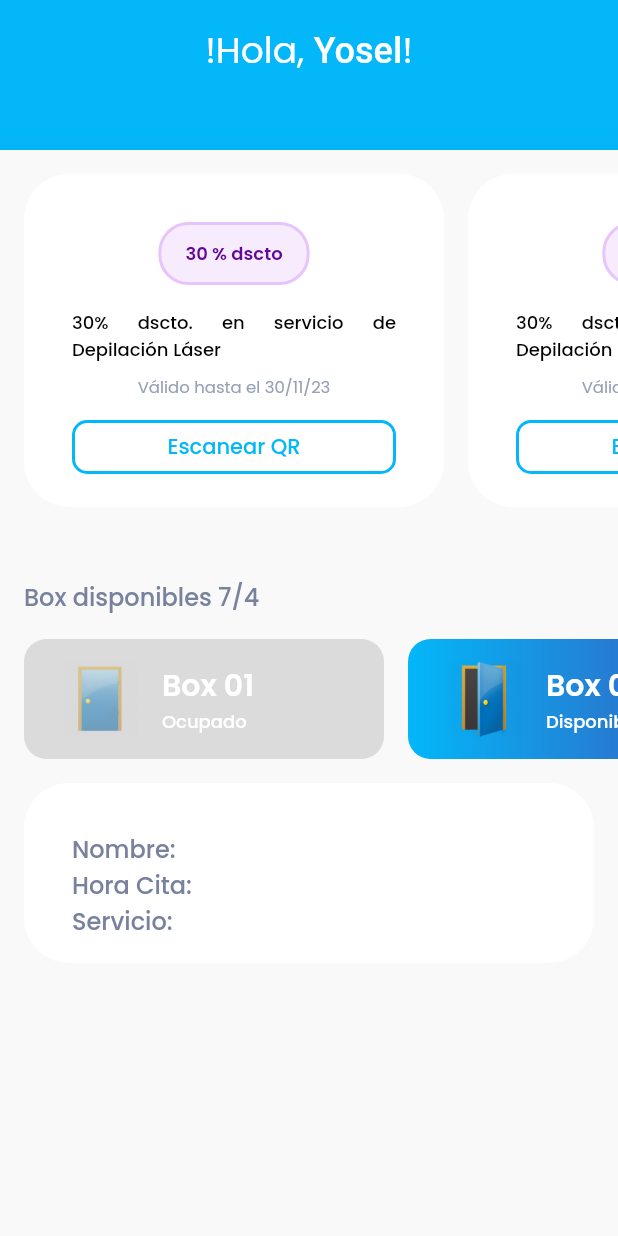
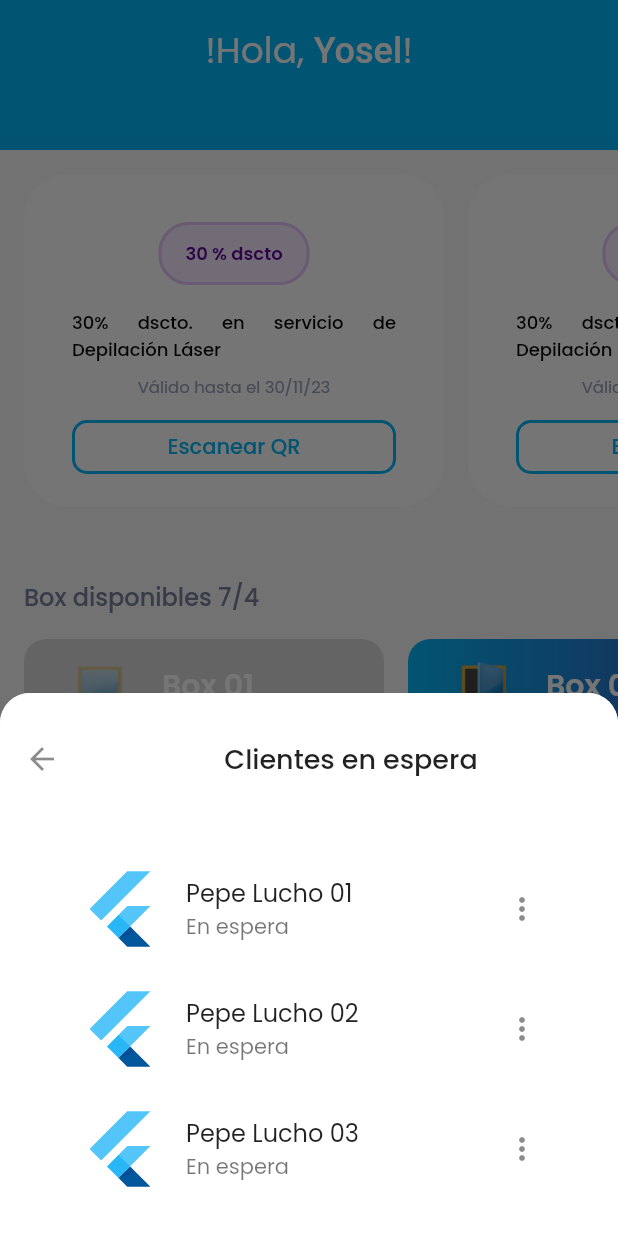
Before and after one commit to depilzone-repository/disabled-app2, a Flutter app: the MobileHomeScreen widget shown alone on an empty page, opened directly, after a tap on an icon or button, on a phone screen of 412 x 824 dp. Run offline on Flutter 3.47's test engine with Material 2 defaults, Android fonts, the phone set to English and light mode, and no system bars; our stand-ins replace flutter_svg.

Commit message:
30112023 1849

```diff
--- a/lib/Screens/Home/descuentos.dart
+++ b/lib/Screens/Home/descuentos.dart
@@ -1,4 +1,3 @@
-import 'package:carousel_slider/carousel_slider.dart';
 import 'package:flutter/material.dart';
 
 import '../../constants.dart';
--- a/lib/Screens/Home/home_screen.dart
+++ b/lib/Screens/Home/home_screen.dart
@@ -124,11 +124,11 @@ class _MobileHomeScreenState extends State<MobileHomeScreen> {
                         child: Column(
                           crossAxisAlignment: CrossAxisAlignment.stretch,
                           children: [
-                            Padding(
+                            const Padding(
                               padding: EdgeInsets.fromLTRB(defaultPadding, 0, 0, 0),
                               child: Text("Box disponibles 7/4", style: TextStyle(fontWeight: FontWeight.w500, color: kGray600Color, fontSize: 16)),
                             ),
-                            SizedBox(height: defaultPadding),
+                            const SizedBox(height: defaultPadding),
                             Container(
                                 child: SingleChildScrollView(
                                   scrollDirection: Axis.horizontal,
@@ -136,7 +136,7 @@ class _MobileHomeScreenState extends State<MobileHomeScreen> {
                                     mainAxisAlignment: MainAxisAlignment.spaceEvenly,
                                     children: [
                                       for(int i = 0; i < 7; i++)
-                                        BoxButton(7, (i+1))
+                                        BoxButton(7, (i+1), context)
                                     ],
                                   ),
                                 )
@@ -188,25 +188,94 @@ class _MobileHomeScreenState extends State<MobileHomeScreen> {
 
 
 
-Widget BoxButton(int lenght, int index){
+Widget BoxButton(int lenght, int index, BuildContext context){
   return Container(
       //padding: EdgeInsets.fromLTRB(defaultPadding, defaultPadding, defaultPadding, defaultPadding),
       margin: EdgeInsets.fromLTRB(defaultPadding, 0, (lenght == index) ? defaultPadding : 0, defaultPadding),
       width: 240,
       decoration: BoxDecoration(
         borderRadius: BorderRadius.circular(15),
-        gradient: index % 2 == 0 ? LinearGradient(colors: [kDepilColor, Colors.indigo]) : null,
+        gradient: index % 2 == 0 ? const LinearGradient(colors: [kDepilColor, Colors.indigo]) : null,
       ),
       child: ElevatedButton(
         style: OutlinedButton.styleFrom(
             backgroundColor: index % 2 == 0 ? Colors.transparent : null,
-            maximumSize: Size.fromHeight(80),
-            padding: EdgeInsets.fromLTRB(defaultPadding + 10, defaultPadding/2, defaultPadding + 10, defaultPadding/2),
+            maximumSize: const Size.fromHeight(80),
+            padding: const EdgeInsets.fromLTRB(defaultPadding + 10, defaultPadding/2, defaultPadding + 10, defaultPadding/2),
             shape: const RoundedRectangleBorder(
                 borderRadius: BorderRadius.all(Radius.circular(15))
             )
         ),
-        onPressed: index % 2 == 0 ? (){} : null,
+        onPressed: index % 2 == 0 ? (){
+            showModalBottomSheet(
+                context: context,
+                isScrollControlled: true,
+                constraints: BoxConstraints(
+                    maxHeight: MediaQuery.of(context).size.height - 100
+                ),
+                shape: const RoundedRectangleBorder(
+                  borderRadius: BorderRadius.only(
+                      topRight: Radius.circular(20),
+                      topLeft: Radius.circular(20)),
+                ),
+                builder: (_) {
+                  return DraggableScrollableSheet(
+                      expand: false,
+                      builder: (_, controller) {
+                        return ClipRRect(
+                            borderRadius: BorderRadius.only(topLeft: Radius.circular(20.0), topRight: Radius.circular(20.0)),
+                            child: Container(
+                                color: Colors.white,
+                                child: Column(
+                                    children: [
+                                      ListTile(
+                                          contentPadding: EdgeInsets.all(defaultPadding),
+                                          leading: Material(
+                                            color: Colors.transparent,
+                                            child: InkWell(
+                                                onTap: (){
+                                                  Navigator.of(context).pop();
+                                                },
+                                                child: Icon(Icons.arrow_back) // the arrow back icon
+                                            ),
+                                          ),
+                                          title: const Center(
+                                              child: Text(
+                                                  "Clientes en espera",
+                                                  style: TextStyle(
+                                                      fontSize: 18,
+                                                      fontWeight: FontWeight.w500
+                                                  ),
+                                              ) // Your desired title
+                                          )
+                                      ),
+                                      Expanded(
+                                          child: Container(
+                                              padding: EdgeInsets.fromLTRB(defaultPadding*2, defaultPadding, defaultPadding*2, defaultPadding),
+                                              child: ListView.builder(
+                                                  itemCount: 3,
+                                                  controller: controller, // set this too
+                                                  itemBuilder: (_, i) => Card(
+                                                    elevation: 0,
+                                                    child: ListTile(
+                                                      leading: FlutterLogo(size: 56.0),
+                                                      title: Text('Pepe Lucho ${(i+1).toString().padLeft(2,'0')}'),
+                                                      subtitle: Text('En espera', style: TextStyle(fontSize: 14),),
+                                                      trailing: Icon(Icons.more_vert),
+                                                    ),
+                                                  )
+                                              ),
+                                          )
+                                      )
+                                    ]
+                                )
+                            )
+                        );
+                      },
+                  );
+                },
+            );
+        } : null,
         child: Row(
           children: [
               Opacity(
@@ -223,8 +292,8 @@ Widget BoxButton(int lenght, int index){
                         mainAxisAlignment: MainAxisAlignment.center,
                         crossAxisAlignment: CrossAxisAlignment.stretch,
                         children: [
-                          Text("Box ${index.toString().padLeft(2,'0')}", style: TextStyle(color: Colors.white, fontSize: 20, fontWeight: FontWeight.w600)),
-                          Text(index % 2 == 0 ? "Disponible" : "Ocupado", style: TextStyle(color: Colors.white, fontSize: 12)),
+                          Text("Box ${index.toString().padLeft(2,'0')}", style: const TextStyle(color: Colors.white, fontSize: 20, fontWeight: FontWeight.w600)),
+                          Text(index % 2 == 0 ? "Disponible" : "Ocupado", style: const TextStyle(color: Colors.white, fontSize: 12)),
                           // Text("Servicios:  ${index.toString().padLeft(2,'0')}", style: TextStyle(color: Colors.white)),
                         ],
                       )
@@ -243,8 +312,8 @@ Widget BoxButtonSkeleton(int lenght, int index){
     width: 280,
     child: ElevatedButton(
       style: OutlinedButton.styleFrom(
-          maximumSize: Size.fromHeight(80),
-          padding: EdgeInsets.fromLTRB(defaultPadding + 10, defaultPadding/2, defaultPadding + 10, defaultPadding/2),
+          maximumSize: const Size.fromHeight(80),
+          padding: const EdgeInsets.fromLTRB(defaultPadding + 10, defaultPadding/2, defaultPadding + 10, defaultPadding/2),
           shape: const RoundedRectangleBorder(
               borderRadius: BorderRadius.all(Radius.circular(15))
           )
@@ -261,8 +330,8 @@ Widget BoxButtonSkeleton(int lenght, int index){
                     mainAxisAlignment: MainAxisAlignment.center,
                     crossAxisAlignment: CrossAxisAlignment.stretch,
                     children: [
-                      Text("Box ${index.toString().padLeft(2,'0')}", style: TextStyle(color: Colors.white, fontSize: 20, fontWeight: FontWeight.w600)),
-                      Text(index % 2 == 0 ? "Disponible" : "Ocupado", style: TextStyle(color: Colors.white, fontSize: 12)),
+                      Text("Box ${index.toString().padLeft(2,'0')}", style: const TextStyle(color: Colors.white, fontSize: 20, fontWeight: FontWeight.w600)),
+                      Text(index % 2 == 0 ? "Disponible" : "Ocupado", style: const TextStyle(color: Colors.white, fontSize: 12)),
                       // Text("Servicios:  ${index.toString().padLeft(2,'0')}", style: TextStyle(color: Colors.white)),
                     ],
                   )
@@ -291,7 +360,6 @@ Widget boxPromociones(int lenght, int index){
 }
 
 
-
 class MyCustomClipper  extends CustomClipper<Path>{
   @override
   getClip(Size size){
--- a/lib/Screens/Login/components/login_form.dart
+++ b/lib/Screens/Login/components/login_form.dart
@@ -152,7 +152,7 @@ class _LoginFormState extends State<LoginForm> {
             },
           ),
           Padding(
-            padding: const EdgeInsets.symmetric(vertical: defaultPadding * 2),
+            padding: const EdgeInsets.symmetric(vertical: defaultPadding),
             child: TextFormField(
               focusNode: focusPasswordNode,
               maxLength: 6,
```
